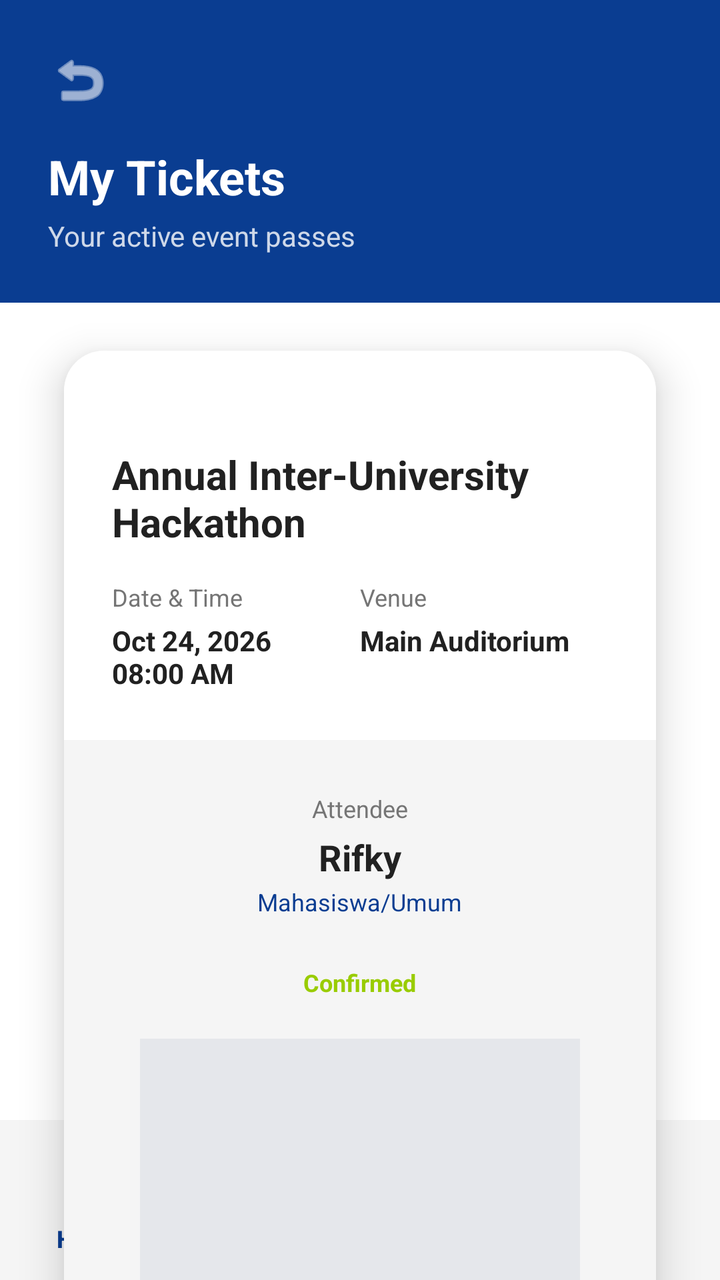
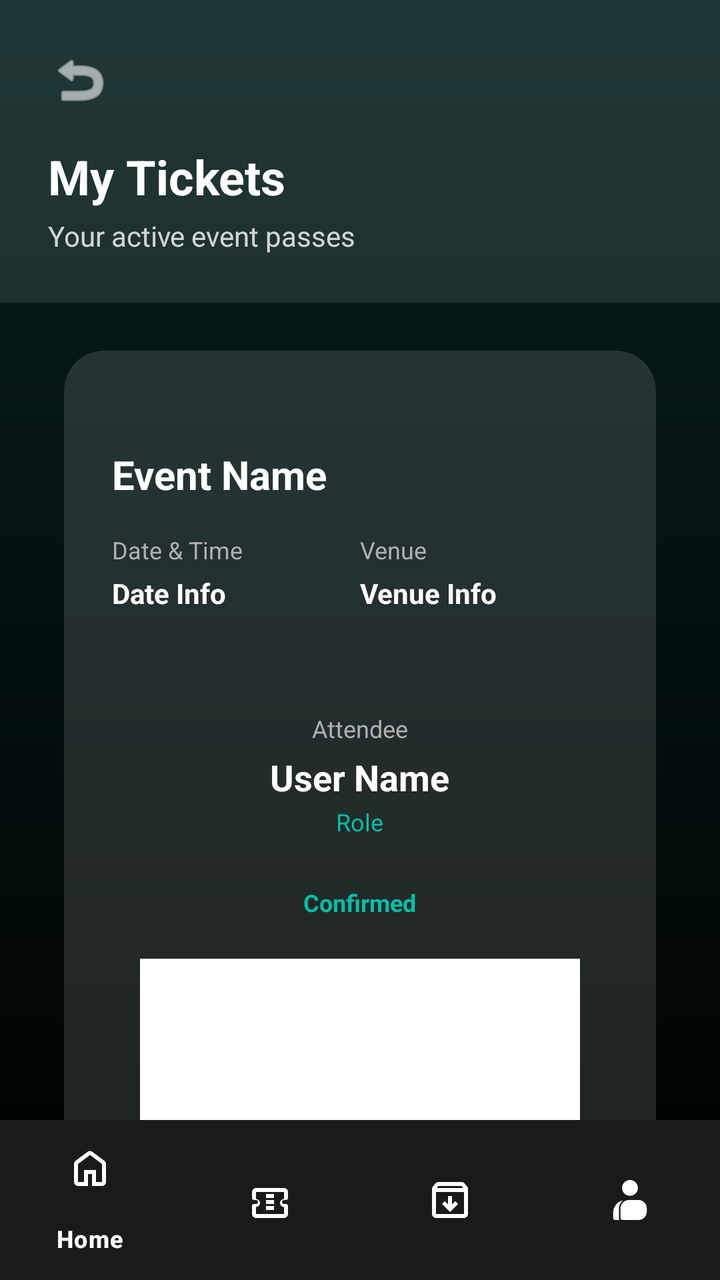

Two renders of the same Android screen: before a commit and after it. Below are the layout's source before the change and the commit's diff.
<!-- AndroidManifest.xml: application theme Theme.CampusConnectProject -->
<!-- res/layout/activity_ticket.xml -->
<?xml version="1.0" encoding="utf-8"?>
<androidx.constraintlayout.widget.ConstraintLayout
    xmlns:android="http://schemas.android.com/apk/res/android"
    xmlns:app="http://schemas.android.com/apk/res-auto"
    xmlns:tools="http://schemas.android.com/tools"
    android:layout_width="match_parent"
    android:layout_height="match_parent"
    android:background="@color/bg_utama"
    tools:context=".ui.mahasiswa.TicketActivity">

    
    <LinearLayout
        android:id="@+id/headerTicket"
        android:layout_width="match_parent"
        android:layout_height="wrap_content"
        android:background="@color/warna_primer"
        android:orientation="vertical"
        android:padding="24dp"
        app:layout_constraintTop_toTopOf="parent">

        <ImageView
            android:id="@+id/btnBack"
            android:layout_width="32dp"
            android:layout_height="32dp"
            android:layout_marginBottom="16dp"
            android:background="?attr/selectableItemBackgroundBorderless"
            android:src="@android:drawable/ic_menu_revert"
            app:tint="@color/white" />

        <TextView
            android:layout_width="wrap_content"
            android:layout_height="wrap_content"
            android:text="My Tickets"
            android:textColor="@color/white"
            android:textSize="24sp"
            android:textStyle="bold" />

        <TextView
            android:layout_width="wrap_content"
            android:layout_height="wrap_content"
            android:layout_marginTop="4dp"
            android:alpha="0.8"
            android:text="Your active event passes"
            android:textColor="@color/white"
            android:textSize="14sp" />
    </LinearLayout>

    <androidx.cardview.widget.CardView
        android:layout_width="match_parent"
        android:layout_height="wrap_content"
        android:layout_marginHorizontal="32dp"
        android:layout_marginTop="24dp"
        app:cardCornerRadius="20dp"
        app:cardElevation="12dp"
        app:cardBackgroundColor="@color/bg_input"
        app:layout_constraintTop_toBottomOf="@id/headerTicket">

        <LinearLayout
            android:layout_width="match_parent"
            android:layout_height="wrap_content"
            android:orientation="vertical">

            <LinearLayout
                android:layout_width="match_parent"
                android:layout_height="wrap_content"
                android:orientation="vertical"
                android:padding="24dp"
                android:background="@color/bg_utama">

                <TextView
                    android:layout_width="wrap_content"
                    android:layout_height="wrap_content"
                    android:id="@+id/tvCategory"
                    android:textColor="@color/warna_primer"
                    android:textSize="12sp"
                    android:textStyle="bold"
                    android:layout_marginBottom="8dp"/>

                <TextView
                    android:id="@+id/tvTicketEventName"
                    android:layout_width="match_parent"
                    android:layout_height="wrap_content"
                    android:text="Annual Inter-University Hackathon"
                    android:textColor="@color/teks_utama"
                    android:textSize="20sp"
                    android:textStyle="bold"
                    android:layout_marginBottom="16dp"/>

                <LinearLayout
                    android:layout_width="match_parent"
                    android:layout_height="wrap_content"
                    android:baselineAligned="false"
                    android:orientation="horizontal">

                    <LinearLayout
                        android:layout_width="0dp"
                        android:layout_height="wrap_content"
                        android:layout_weight="1"
                        android:orientation="vertical">
                        <TextView
                            android:layout_width="wrap_content"
                            android:layout_height="wrap_content"
                            android:text="Date &amp; Time"
                            android:textColor="@color/teks_sekunder"
                            android:textSize="12sp" />
                        <TextView
                            android:id="@+id/tvTicketDate"
                            android:layout_width="wrap_content"
                            android:layout_height="wrap_content"
                            android:text="Oct 24, 2026\n08:00 AM"
                            android:textColor="@color/teks_utama"
                            android:textSize="14sp"
                            android:textStyle="bold"
                            android:layout_marginTop="4dp"/>
                    </LinearLayout>

                    <LinearLayout
                        android:layout_width="0dp"
                        android:layout_height="wrap_content"
                        android:layout_weight="1"
                        android:orientation="vertical">
                        <TextView
                            android:layout_width="wrap_content"
                            android:layout_height="wrap_content"
                            android:text="Venue"
                            android:textColor="@color/teks_sekunder"
                            android:textSize="12sp" />
                        <TextView
                            android:id="@+id/tvTicketVenue"
                            android:layout_width="wrap_content"
                            android:layout_height="wrap_content"
                            android:text="Main Auditorium"
                            android:textColor="@color/teks_utama"
                            android:textSize="14sp"
                            android:textStyle="bold"
                            android:layout_marginTop="4dp"/>
                    </LinearLayout>
                </LinearLayout>
            </LinearLayout>

            <View
                android:layout_width="match_parent"
                android:layout_height="2dp"
                android:layout_marginHorizontal="16dp"
                android:background="@drawable/bg_dashed_line"
                android:layerType="software" />

            <LinearLayout
                android:layout_width="match_parent"
                android:layout_height="wrap_content"
                android:orientation="vertical"
                android:gravity="center_horizontal"
                android:padding="24dp">

                <TextView
                    android:layout_width="wrap_content"
                    android:layout_height="wrap_content"
                    android:text="Attendee"
                    android:textColor="@color/teks_sekunder"
                    android:textSize="12sp" />

                <TextView
                    android:id="@+id/tvTicketName"
                    android:layout_width="wrap_content"
                    android:layout_height="wrap_content"
                    android:text="Rifky"
                    android:textColor="@color/teks_utama"
                    android:textSize="18sp"
                    android:textStyle="bold"
                    android:layout_marginTop="4dp"/>

                <TextView
                    android:id="@+id/tvTicketRole"
                    android:layout_width="wrap_content"
                    android:layout_height="wrap_content"
                    android:text="Mahasiswa/Umum"
                    android:textColor="@color/warna_primer"
                    android:textSize="12sp"
                    android:layout_marginTop="2dp"
                    android:layout_marginBottom="24dp"/>

                <TextView
                    android:id="@+id/tvTicketStatus"
                    android:layout_width="wrap_content"
                    android:layout_height="wrap_content"
                    android:text="Confirmed"
                    android:textColor="@android:color/holo_green_light"
                    android:textSize="12sp"
                    android:textStyle="bold"
                    android:layout_marginBottom="20dp"/>

                <ImageView
                    android:id="@+id/ivQRCode"
                    android:layout_width="220dp"
                    android:layout_height="220dp"
                    android:background="@color/garis_pembatas"
                    android:contentDescription="@null"
                    android:padding="8dp"
                    android:scaleType="fitCenter" />

                <TextView
                    android:id="@+id/tvTicketID"
                    android:layout_width="wrap_content"
                    android:layout_height="wrap_content"
                    android:text="ID: CC-8924-XYZ"
                    android:textColor="@color/teks_sekunder"
                    android:textSize="12sp"
                    android:layout_marginTop="16dp"/>
            </LinearLayout>
        </LinearLayout>
    </androidx.cardview.widget.CardView>

    <com.google.android.material.bottomnavigation.BottomNavigationView
        android:id="@+id/bottomNavigation"
        android:layout_width="0dp"
        android:layout_height="wrap_content"
        android:background="@color/bg_input"
        app:itemIconTint="@color/warna_primer"
        app:itemTextColor="@color/warna_primer"
        app:layout_constraintBottom_toBottomOf="parent"
        app:layout_constraintEnd_toEndOf="parent"
        app:layout_constraintStart_toStartOf="parent"
        app:menu="@menu/bottom_nav_menu" />

</androidx.constraintlayout.widget.ConstraintLayout>
<!-- resources referenced by this layout -->
<resources>
  <color name="bg_input">#F5F5F5</color>
  <color name="bg_utama">#FFFFFF</color>
  <color name="garis_pembatas">#E5E7EB</color>
  <color name="teks_sekunder">#757575</color>
  <color name="teks_utama">#212121</color>
  <color name="warna_primer">#0A3D91</color>
  <color name="white">#FFFFFFFF</color>
  <!-- drawable bg_dashed_line (drawable) -->
  <?xml version="1.0" encoding="utf-8"?>
  <shape xmlns:android="http://schemas.android.com/apk/res/android"
      android:shape="line">
      <stroke
          android:width="2dp"
          android:color="#D1D5DB"
          android:dashWidth="8dp"
          android:dashGap="6dp" />
  </shape>
  <style name="Theme.CampusConnectProject" parent="Base.Theme.CampusConnectProject" />
  <style name="Base.Theme.CampusConnectProject" parent="Theme.Material3.DayNight.NoActionBar">
          <item name="android:forceDarkAllowed" tools:targetApi="q">false</item>
      </style>
</resources>

<!-- the commit's change to res/layout/activity_ticket.xml (unified diff, before → after) -->
@@ -5,7 +5,7 @@
     xmlns:tools="http://schemas.android.com/tools"
     android:layout_width="match_parent"
     android:layout_height="match_parent"
-    android:background="@color/bg_utama"
+    android:background="@drawable/bg_main_gradient"
     tools:context=".ui.mahasiswa.TicketActivity">
 
     
@@ -13,7 +13,7 @@
         android:id="@+id/headerTicket"
         android:layout_width="match_parent"
         android:layout_height="wrap_content"
-        android:background="@color/warna_primer"
+        android:background="#1AFFFFFF"
         android:orientation="vertical"
         android:padding="24dp"
         app:layout_constraintTop_toTopOf="parent">
@@ -39,9 +39,8 @@
             android:layout_width="wrap_content"
             android:layout_height="wrap_content"
             android:layout_marginTop="4dp"
-            android:alpha="0.8"
             android:text="Your active event passes"
-            android:textColor="@color/white"
+            android:textColor="#CCFFFFFF"
             android:textSize="14sp" />
     </LinearLayout>
 
@@ -51,8 +50,8 @@
         android:layout_marginHorizontal="32dp"
         android:layout_marginTop="24dp"
         app:cardCornerRadius="20dp"
-        app:cardElevation="12dp"
-        app:cardBackgroundColor="@color/bg_input"
+        app:cardElevation="0dp"
+        app:cardBackgroundColor="#20FFFFFF"
         app:layout_constraintTop_toBottomOf="@id/headerTicket">
 
         <LinearLayout
@@ -64,8 +63,7 @@
                 android:layout_width="match_parent"
                 android:layout_height="wrap_content"
                 android:orientation="vertical"
-                android:padding="24dp"
-                android:background="@color/bg_utama">
+                android:padding="24dp">
 
                 <TextView
                     android:layout_width="wrap_content"
@@ -80,8 +78,8 @@
                     android:id="@+id/tvTicketEventName"
                     android:layout_width="match_parent"
                     android:layout_height="wrap_content"
-                    android:text="Annual Inter-University Hackathon"
-                    android:textColor="@color/teks_utama"
+                    android:text="Event Name"
+                    android:textColor="@color/white"
                     android:textSize="20sp"
                     android:textStyle="bold"
                     android:layout_marginBottom="16dp"/>
@@ -101,14 +99,14 @@
                             android:layout_width="wrap_content"
                             android:layout_height="wrap_content"
                             android:text="Date &amp; Time"
-                            android:textColor="@color/teks_sekunder"
+                            android:textColor="#B0B0B0"
                             android:textSize="12sp" />
                         <TextView
                             android:id="@+id/tvTicketDate"
                             android:layout_width="wrap_content"
                             android:layout_height="wrap_content"
-                            android:text="Oct 24, 2026\n08:00 AM"
-                            android:textColor="@color/teks_utama"
+                            android:text="Date Info"
+                            android:textColor="@color/white"
                             android:textSize="14sp"
                             android:textStyle="bold"
                             android:layout_marginTop="4dp"/>
@@ -123,14 +121,14 @@
                             android:layout_width="wrap_content"
                             android:layout_height="wrap_content"
                             android:text="Venue"
-                            android:textColor="@color/teks_sekunder"
+                            android:textColor="#B0B0B0"
                             android:textSize="12sp" />
                         <TextView
                             android:id="@+id/tvTicketVenue"
                             android:layout_width="wrap_content"
                             android:layout_height="wrap_content"
-                            android:text="Main Auditorium"
-                            android:textColor="@color/teks_utama"
+                            android:text="Venue Info"
+                            android:textColor="@color/white"
                             android:textSize="14sp"
                             android:textStyle="bold"
                             android:layout_marginTop="4dp"/>
@@ -156,15 +154,15 @@
                     android:layout_width="wrap_content"
                     android:layout_height="wrap_content"
                     android:text="Attendee"
-                    android:textColor="@color/teks_sekunder"
+                    android:textColor="#B0B0B0"
                     android:textSize="12sp" />
 
                 <TextView
                     android:id="@+id/tvTicketName"
                     android:layout_width="wrap_content"
                     android:layout_height="wrap_content"
-                    android:text="Rifky"
-                    android:textColor="@color/teks_utama"
+                    android:text="User Name"
+                    android:textColor="@color/white"
                     android:textSize="18sp"
                     android:textStyle="bold"
                     android:layout_marginTop="4dp"/>
@@ -173,7 +171,7 @@
                     android:id="@+id/tvTicketRole"
                     android:layout_width="wrap_content"
                     android:layout_height="wrap_content"
-                    android:text="Mahasiswa/Umum"
+                    android:text="Role"
                     android:textColor="@color/warna_primer"
                     android:textSize="12sp"
                     android:layout_marginTop="2dp"
@@ -184,7 +182,7 @@
                     android:layout_width="wrap_content"
                     android:layout_height="wrap_content"
                     android:text="Confirmed"
-                    android:textColor="@android:color/holo_green_light"
+                    android:textColor="#00BFA5"
                     android:textSize="12sp"
                     android:textStyle="bold"
                     android:layout_marginBottom="20dp"/>
@@ -193,7 +191,7 @@
                     android:id="@+id/ivQRCode"
                     android:layout_width="220dp"
                     android:layout_height="220dp"
-                    android:background="@color/garis_pembatas"
+                    android:background="@color/white"
                     android:contentDescription="@null"
                     android:padding="8dp"
                     android:scaleType="fitCenter" />
@@ -202,8 +200,8 @@
                     android:id="@+id/tvTicketID"
                     android:layout_width="wrap_content"
                     android:layout_height="wrap_content"
-                    android:text="ID: CC-8924-XYZ"
-                    android:textColor="@color/teks_sekunder"
+                    android:text="ID: XXXX-XXXX"
+                    android:textColor="#B0B0B0"
                     android:textSize="12sp"
                     android:layout_marginTop="16dp"/>
             </LinearLayout>
@@ -214,9 +212,9 @@
         android:id="@+id/bottomNavigation"
         android:layout_width="0dp"
         android:layout_height="wrap_content"
-        android:background="@color/bg_input"
-        app:itemIconTint="@color/warna_primer"
-        app:itemTextColor="@color/warna_primer"
+        android:background="#1A1A1A"
+        app:itemIconTint="@color/white"
+        app:itemTextColor="@color/white"
         app:layout_constraintBottom_toBottomOf="parent"
         app:layout_constraintEnd_toEndOf="parent"
         app:layout_constraintStart_toStartOf="parent"
<!-- resource entries referenced after the edit -->
@@ -1,11 +1,6 @@
 <!-- resources referenced by this layout -->
 <resources>
-  <color name="bg_input">#F5F5F5</color>
-  <color name="bg_utama">#FFFFFF</color>
-  <color name="garis_pembatas">#E5E7EB</color>
-  <color name="teks_sekunder">#757575</color>
-  <color name="teks_utama">#212121</color>
-  <color name="warna_primer">#0A3D91</color>
+  <color name="warna_primer">#00BFA5</color>
   <color name="white">#FFFFFFFF</color>
   <!-- drawable bg_dashed_line (drawable) -->
   <?xml version="1.0" encoding="utf-8"?>
@@ -17,8 +12,25 @@
           android:dashWidth="8dp"
           android:dashGap="6dp" />
   </shape>
+  <!-- drawable bg_main_gradient (drawable) -->
+  <?xml version="1.0" encoding="utf-8"?>
+  <shape xmlns:android="http://schemas.android.com/apk/res/android"
+      android:shape="rectangle">
+      <gradient
+          android:angle="270"
+          android:endColor="@color/bg_gradient_end"
+          android:startColor="@color/bg_gradient_start"
+          android:type="linear" />
+  </shape>
   <style name="Theme.CampusConnectProject" parent="Base.Theme.CampusConnectProject" />
+  <color name="bg_gradient_end">#000000</color>
+  <color name="bg_gradient_start">#082020</color>
   <style name="Base.Theme.CampusConnectProject" parent="Theme.Material3.DayNight.NoActionBar">
+          
+          <item name="colorPrimary">@color/warna_primer</item>
+          <item name="android:statusBarColor">@color/bg_gradient_start</item>
+          <item name="android:navigationBarColor">@color/bg_gradient_end</item>
+          <item name="android:windowBackground">@drawable/bg_main_gradient</item>
           <item name="android:forceDarkAllowed" tools:targetApi="q">false</item>
       </style>
 </resources>
